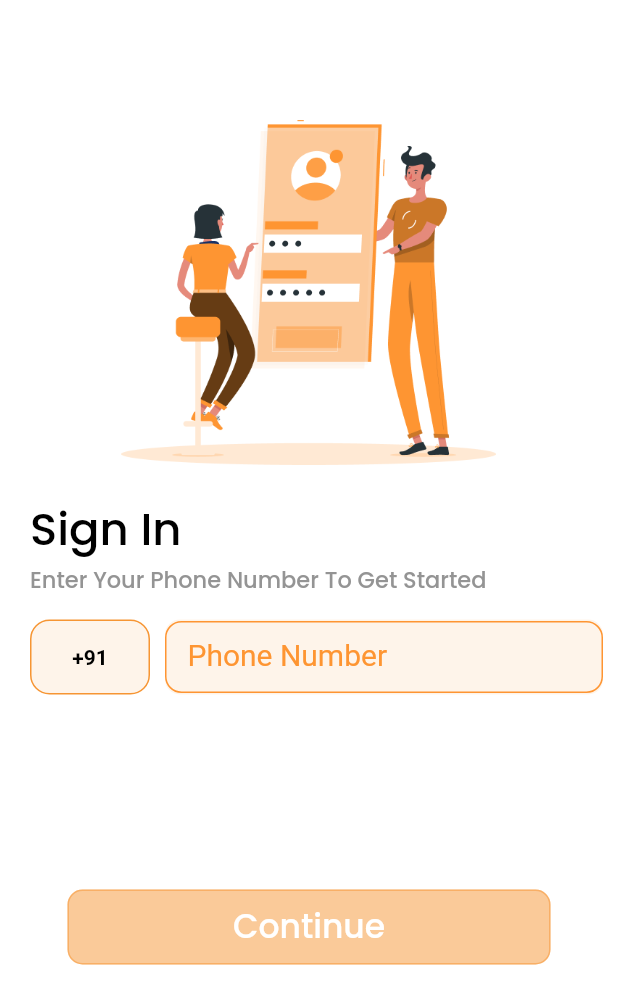
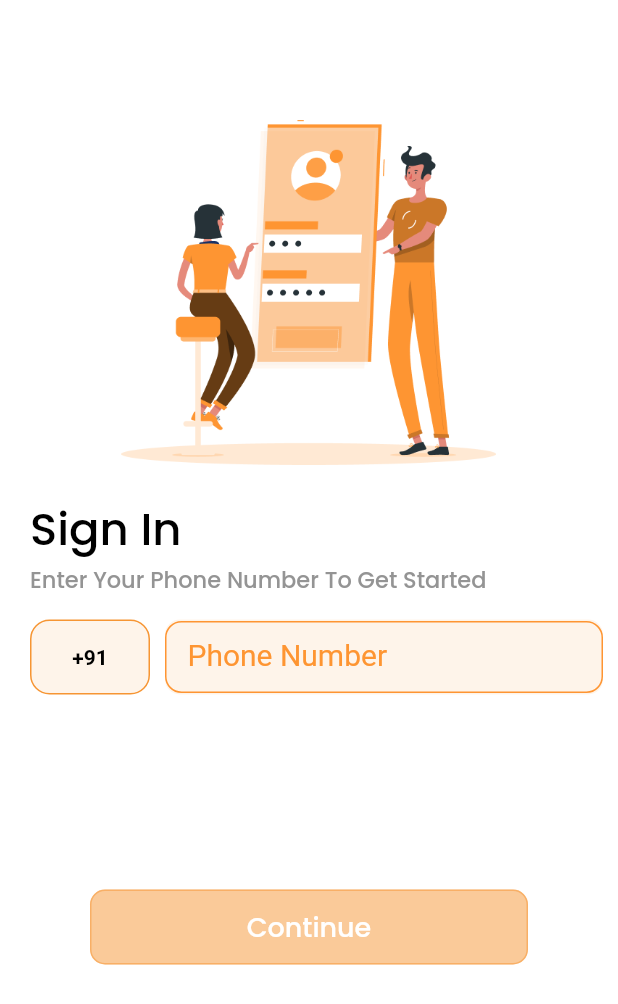
Before and after one commit to stackappSolution/firebase_chat_app, a Flutter app: the SignInPage screen opened by its route, on a phone screen of 412 x 824 dp. Shown: the top 1004 px of the screen. Run offline on Flutter 3.47's test engine with Material 2 defaults, Android fonts, the phone set to English and light mode, and no system bars; drawn by our look-alikes of country_code_picker; our stand-ins replace audioplayers, cached_network_image, cloud_firestore, connectivity, contacts_service, firebase_auth and 20 more; missing offline and left inert: flutter_windowmanager, lorem_gen; accounts and stored records are empty; statements that could not run were skipped.

Commit message:
Fixed Changes

```diff
--- a/lib/pages/calls/calls_screen.dart
+++ b/lib/pages/calls/calls_screen.dart
@@ -93,7 +93,7 @@ class CallsScreen extends StatelessWidget {
       ),
       title: Padding(
         padding: EdgeInsets.only(left: 20.px),
-        child: AppText(S.of(Get.context!).signal,
+        child: AppText(S.of(Get.context!).chatApp,
             color: Theme.of(Get.context!).colorScheme.primary,
             fontSize: 20.px),
       ),
--- a/lib/pages/chats/chat_view_model.dart
+++ b/lib/pages/chats/chat_view_model.dart
@@ -62,7 +62,7 @@ class ChatViewModel {
     for (int i = 0; i < contacts.length; i++) {
       Contact contact = contacts[i];
       await DataBaseHelper.setContactDetails(
-          contact.displayName, contact.phones!.first.value);
+          contact.displayName, contact.phones!.first.value ?? "");
     }
     DataBaseHelper.getContactDetails();
     controller!.update();
--- a/lib/pages/new_message_page/new_message_page.dart
+++ b/lib/pages/new_message_page/new_message_page.dart
@@ -167,7 +167,6 @@ class NewMessagePage extends StatelessWidget {
             }
             final data = snapshot.data!.docs;
 
-            logs("user List ${controller.userList}");
             return (controller.userList.contains(
                 mobileNumber.toString().trim().removeAllWhitespace))
                 ? Container(
--- a/lib/pages/otp_pages/verify_otp_page.dart
+++ b/lib/pages/otp_pages/verify_otp_page.dart
@@ -132,7 +132,7 @@ class VerifyOtpPage extends StatelessWidget {
                   alignment: Alignment.center,
                   child: verifyOtpViewModel!.isValidOTP != true
                       ? Padding(
-                          padding: EdgeInsets.symmetric(horizontal: 50.px),
+                          padding: EdgeInsets.symmetric(horizontal: 60.px),
                           child: AppElevatedButton(
                               buttonColor:
                                   AppColorConstant.appYellow.withOpacity(0.5),
@@ -176,7 +176,7 @@ class VerifyOtpPage extends StatelessWidget {
                                   )
                                 : AppText(
                                 S.of(context).verifyButton,
-                                    fontSize: 22.px,
+                                    fontSize: 18.px,
                                     color: AppColorConstant.appWhite),
                           ),
                       )),
--- a/lib/pages/sign_in_page/sign_in_page.dart
+++ b/lib/pages/sign_in_page/sign_in_page.dart
@@ -180,21 +180,21 @@ class SignInPage extends StatelessWidget {
                 alignment: Alignment.center,
                 child: signInViewModel.isValidNumber != true
                     ? Padding(
-                  padding: EdgeInsets.symmetric(horizontal: 45.px),
+                  padding: EdgeInsets.symmetric(horizontal: 60.px),
                   child: AppElevatedButton(
                     isBorderShape: true,
                     buttonColor:
                     AppColorConstant.appYellow.withOpacity(0.5),
-                    buttonHeight: 50,
+                    buttonHeight: 50.px,
                     widget: AppText(
                       S.of(context).continues,
-                      fontSize: 22,
+                      fontSize: 18.px,
                       color: AppColorConstant.appWhite,
                     ),
                   ),
                 )
                     : Padding(
-                  padding: EdgeInsets.symmetric(horizontal: 45.px),
+                  padding: EdgeInsets.symmetric(horizontal: 60.px),
                   child: AppElevatedButton(
                       onPressed: signInViewModel.otpSend
                           ? null
@@ -263,7 +263,7 @@ class SignInPage extends StatelessWidget {
                         color: AppColorConstant.appWhite,
                       ):AppText(
                         S.of(context).continues,
-                        fontSize: 22.px,
+                        fontSize: 18.px,
                         color: AppColorConstant.appWhite,)),
                 ),
               ),
```
Also changed, not shown: lib/pages/chats/chat_screen.dart (+4 -4 lines), lib/pages/settings/settings_screen.dart (+5 -9 lines), lib/service/users_service.dart (+6 -7 lines), lib/generated/l10n.dart.
